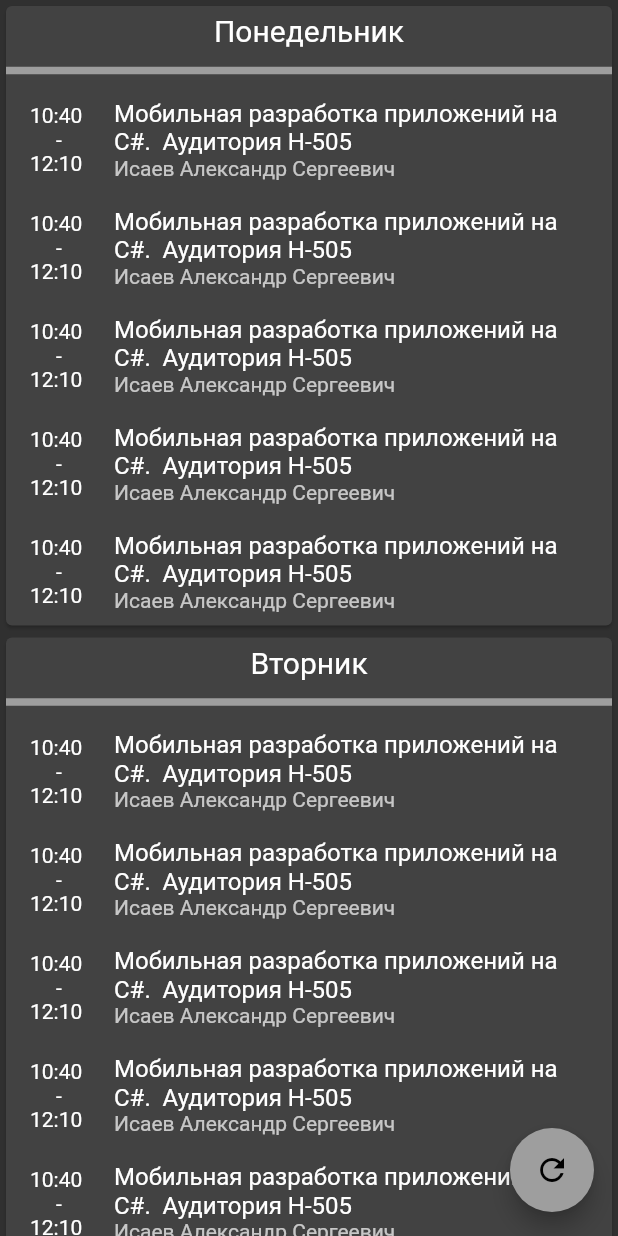
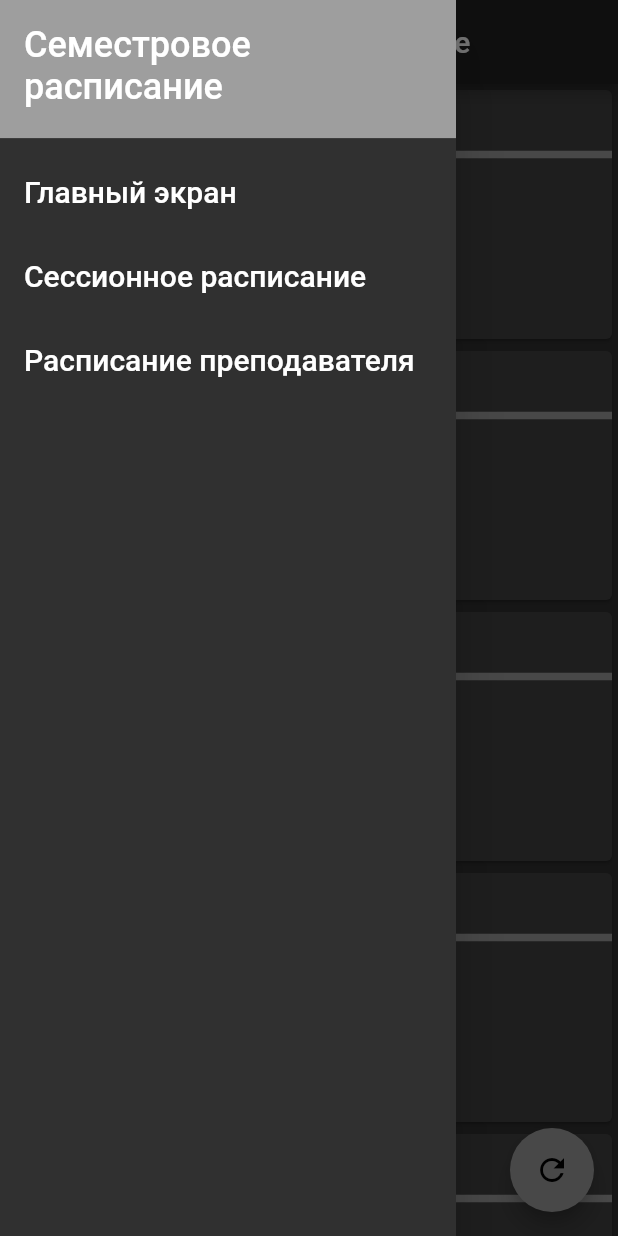
Before and after one commit to Mist0ne/PolytechSchedule, a Flutter app: the SemesterScheduleView screen opened directly, with the side drawer open (before the commit the screen has no drawer), on a phone screen of 412 x 824 dp. Run offline on Flutter 3.47's test engine with Material 2 defaults, Android fonts, the phone set to English and light mode, and no system bars; our stand-ins replace sqflite; accounts and stored records are empty.

```diff
--- /dev/null
+++ b/lib/CustomDrawer.dart
@@ -0,0 +1,56 @@
+import 'package:flutter/material.dart';
+import 'package:polytechschedule/MainWindow.dart';
+import 'package:polytechschedule/semester_schedule/SemesterSchedule.dart';
+import 'session_schedule/SessionSchedule.dart';
+import 'lecturer_schedule/LecturerSchedule.dart';
+
+
+class CustomDrawer extends StatelessWidget{
+  var _title;
+  Map<String, dynamic> _buttons = {
+    'Главный экран': MainWindow(),
+    'Семестровое расписание': SemesterScheduleView(),
+    'Сессионное расписание': SessionSchedule(),
+    'Расписание преподавателя': LecturerSchedule()
+  };
+
+  CustomDrawer(String title){
+    _buttons.remove(title);
+    _title = title;
+  }
+
+  Widget _buildButtonsList(context) {
+    return Column(
+      children: _buttons.entries.map((entry) {
+        return ListTile(
+          title: Text(entry.key, style: TextStyle(fontSize: 20.0)),
+          onTap: () {
+            Navigator.of(context).pushReplacement(MaterialPageRoute(builder: (BuildContext context) => entry.value));
+          },
+        );
+      }).toList(),
+    );
+  }
+
+  @override
+  Widget build(BuildContext context) {
+    return Drawer(
+      child: ListView(
+        children: <Widget>[
+          Container(
+            height: 100.0,
+            child: DrawerHeader(
+              child: Text(_title, style: TextStyle(fontSize: 24.0)),
+              decoration: BoxDecoration(
+                color: Colors.grey,
+              ),
+            ),
+          ),
+
+          _buildButtonsList(context)
+        ],
+      ),
+    );
+  }
+
+}
--- a/lib/LecturesInOneDay.dart
+++ /dev/null
@@ -1,43 +0,0 @@
-import 'package:flutter/material.dart';
-
-class LecturesInOneDay extends StatelessWidget{
-  List<Map<String,dynamic>> _data;
-  LecturesInOneDay(List<Map<String,dynamic>> data){
-    _data = data;
-  }
-
-  List<Widget> _buildLecturesList(){
-    return _data.map((Map<String,dynamic> lecture) => InkWell(
-      splashColor: Colors.black54.withAlpha(30),
-      onTap: () {
-        print(lecture['teacher']);
-      },
-      child: ListTile(
-        leading: Text(lecture['time']),
-        title: Text(lecture['subject']),
-        subtitle: Text(lecture['teacher']),
-      )
-    )).toList();
-
-//    return _data.asMap().entries.map((entry) => InkWell(
-//        splashColor: Colors.black54.withAlpha(30),
-//        onTap: () {
-//          print(entry.key);
-//        },
-//        child: ListTile(
-//          leading: Text(entry.value['time']),
-//          title: Text(entry.value['subject']),
-//          subtitle: Text(entry.value['teacher']),
-//        )
-//    )).toList();
-  }
-
-  @override
-  Widget build(BuildContext context) {
-    return Container(
-      child: Column(
-        children: _buildLecturesList(),
-      ),
-    );
-  }
-}
--- a/lib/SemesterSchedule.dart
+++ /dev/null
@@ -1,36 +0,0 @@
-import 'package:flutter/material.dart';
-import 'package:polytechschedule/SemesterWeekSchedule.dart';
-
-class SemesterSchedule extends StatelessWidget{
-  @override
-  Widget build(BuildContext context) {
-    return Scaffold(
-      appBar:
-          AppBar(
-            title: Text('Semester schedule'),
-          ),
-      body: SemesterScheduleView()
-    );
-  }
-}
-
-
-class SemesterScheduleView extends StatefulWidget{
-  @override
-  _SemesterScheduleViewState createState() => _SemesterScheduleViewState();
-}
-
-
-class _SemesterScheduleViewState extends State<SemesterScheduleView>{
-  @override
-  Widget build(BuildContext context) {
-    return Scaffold(
-      body:
-        SemesterWeekSchedule(),
-      floatingActionButton: FloatingActionButton(
-        child: Icon(Icons.refresh),
-        onPressed: () => print('Test update data'),
-      ),
-    );
-  }
-}
--- a/lib/SemesterWeekSchedule.dart
+++ /dev/null
@@ -1,24 +0,0 @@
-import 'package:flutter/material.dart';
-import 'package:polytechschedule/DayCard.dart';
-
-class SemesterWeekSchedule extends StatelessWidget{
-  @override
-  Widget build(BuildContext context) {
-    return Scaffold(
-      body:
-      ListView(
-        children: <Widget>[
-          DayCard('Понедельник'),
-          DayCard('Вторник'),
-          DayCard('Среда'),
-          DayCard('Четверг'),
-          DayCard('Пятница'),
-          DayCard('Суббота'),
-          SizedBox(
-            height: 80.0,
-          ),
-        ],
-      ),
-    );
-  }
-}
--- /dev/null
+++ b/lib/lecturer_schedule/LecturerSchedule.dart
@@ -0,0 +1,25 @@
+import 'package:flutter/material.dart';
+import 'package:polytechschedule/CustomDrawer.dart';
+
+class LecturerSchedule extends StatelessWidget{
+  @override
+  Widget build(BuildContext context) {
+    return Scaffold(
+        appBar:
+        AppBar(
+          title: Text('Расписание преподавателя'),
+        ),
+
+        body: Center(
+          child: Text('В разработке..'),
+        ),
+
+        floatingActionButton: FloatingActionButton(
+          child: Icon(Icons.refresh),
+          onPressed: () => print('Test update data'),
+        ),
+
+        drawer: CustomDrawer('Расписание преподавателя')
+    );
+  }
+}
--- a/lib/DayCard.dart
+++ b/lib/semester_schedule/DayCard.dart
@@ -1,22 +1,16 @@
 import 'package:flutter/material.dart';
-import 'package:polytechschedule/LecturesInOneDay.dart';
+import 'package:polytechschedule/semester_schedule/LecturesInOneDay.dart';
+import 'package:polytechschedule/work_with_data/LectureClass.dart';
 
 class DayCard extends StatelessWidget{
   var _day;
-  List<Map<String,dynamic>> _test = new List<Map<String,dynamic>>();
-  DayCard(String day){
+  List<LectureClass> _data = new List<LectureClass>();
+
+  DayCard(day, data){
     _day = day;
-    for (int i = 0; i < 5; i++)
-      {
-        _test.add(
-            {
-              "time": "10:40\n     -\n12:10",
-              "subject": "Мобильная разработка приложений на C#.  Аудитория Н-505",
-              "teacher": "Исаев Александр Сергеевич",
-            }
-        );
-      }
+    _data = data;
   }
+
 
   @override
   Widget build(BuildContext context) {
@@ -39,7 +33,7 @@ class DayCard extends StatelessWidget{
               thickness: 5,
             ),
 
-            LecturesInOneDay(_test)
+            LecturesInOneDay(_data)
           ],
         ),
       ),
--- /dev/null
+++ b/lib/semester_schedule/LecturesInOneDay.dart
@@ -0,0 +1,73 @@
+import 'package:flutter/material.dart';
+import 'package:polytechschedule/work_with_data/LectureClass.dart';
+
+class LecturesInOneDay extends StatelessWidget{
+  List<Map<String, String>> _data = new List();
+
+  LecturesInOneDay(List<LectureClass> data){
+    for(var item in data){
+      var leading = '';
+      var title = '';
+      var subtitle = '';
+
+      var time = item.time.split('-');
+      if(time.length == 2){
+        leading += time[0] + '\n     -\n' + time[1];
+      }
+      else
+        leading += ' ';
+
+      if(item.auditories.contains('Обучение в LMS'))
+        title += 'Обучение в LMS' + '\n';
+      else
+        title += item.auditories + '\n';
+      title += item.subject + '\n';
+      title += item.type;
+
+      subtitle += item.teacher + '\n';
+      subtitle += item.dates + '\n';
+
+
+      _data.add({
+        'subtitle': subtitle,
+        'leading': leading,
+        'title': title
+      });
+    }
+  }
+
+  List<Widget> _buildLecturesList(){
+    return _data.map((Map<String, String> lecture) => InkWell(
+      splashColor: Colors.black54.withAlpha(30),
+      onTap: () {
+
+      },
+      child: ListTile(
+        leading: Text(lecture['leading']),
+        title: Text(lecture['title']),
+        subtitle: Text(lecture['subtitle']),
+      )
+    )).toList();
+
+//    return _data.asMap().entries.map((entry) => InkWell(
+//        splashColor: Colors.black54.withAlpha(30),
+//        onTap: () {
+//          print(entry.key);
+//        },
+//        child: ListTile(
+//          leading: Text(entry.value['time']),
+//          title: Text(entry.value['subject']),
+//          subtitle: Text(entry.value['teacher']),
+//        )
+//    )).toList();
+  }
+
+  @override
+  Widget build(BuildContext context) {
+    return Container(
+      child: Column(
+        children: _buildLecturesList(),
+      ),
+    );
+  }
+}
--- /dev/null
+++ b/lib/semester_schedule/SemesterSchedule.dart
@@ -0,0 +1,85 @@
+import 'package:flutter/material.dart';
+import 'package:polytechschedule/work_with_data/LectureClass.dart';
+import 'package:polytechschedule/work_with_data/WorkWithSQL.dart';
+import 'package:sqflite/sqflite.dart';
+import 'DayCard.dart';
+import '../CustomDrawer.dart';
+import 'package:polytechschedule/work_with_data/SemesterData.dart';
+
+
+class SemesterScheduleView extends StatefulWidget{
+  @override
+  _SemesterScheduleViewState createState() => _SemesterScheduleViewState();
+}
+
+
+class _SemesterScheduleViewState extends State<SemesterScheduleView>{
+  Map<String, List<LectureClass>> _data = {
+    'Понедельник': [new LectureClass.empty()],
+    'Вторник': [new LectureClass.empty()],
+    'Среда': [new LectureClass.empty()],
+    'Четверг': [new LectureClass.empty()],
+    'Пятница': [new LectureClass.empty()],
+    'Суббота': [new LectureClass.empty()]
+  };
+
+  _loadData() async{
+    final group = await WorkWithSQL.GetFirstGroup();
+    var data = await SemesterData.getDataFromServer(group);
+
+    await WorkWithSQL.DeleteAllSchedule();
+    final database = await openDatabase('schedule.db');
+    await database.transaction((txn) async{
+      data.forEach((k, v) async{
+        for (var i = 0; i < v.length; i++){
+          LectureClass lec = new LectureClass(v[i].subject, v[i].teacher, v[i].dates, v[i].auditories, v[i].type, v[i].time);
+          await WorkWithSQL.AddNewSchedule(txn, group, k, lec);
+        }
+      });
+    });
+
+    setState(() {
+      _data = data;
+    });
+  }
+
+  @override
+  void initState(){
+    super.initState();
+    WorkWithSQL.GetAllGroups();
+    _loadData();
+  }
+
+  @override
+  Widget build(BuildContext context) {
+    return Scaffold(
+        appBar:
+        AppBar(
+          title: Text('Семестровое расписание'),
+        ),
+
+        body: ListView(
+          children: <Widget>[
+            DayCard('Понедельник', _data['Понедельник']),
+            DayCard('Вторник', _data['Вторник']),
+            DayCard('Среда', _data['Среда']),
+            DayCard('Четверг', _data['Четверг']),
+            DayCard('Пятница', _data['Пятница']),
+            DayCard('Суббота', _data['Суббота']),
+            SizedBox(
+              height: 80.0,
+            ),
+          ],
+        ),
+
+        floatingActionButton: FloatingActionButton(
+          child: Icon(Icons.refresh),
+          onPressed: () {
+            _loadData();
+          },
+        ),
+
+        drawer: CustomDrawer('Семестровое расписание')
+    );
+  }
+}
--- /dev/null
+++ b/lib/work_with_data/LectureClass.dart
@@ -0,0 +1,25 @@
+class LectureClass{
+  String subject;
+  String teacher;
+  String dates;
+  String auditories;
+  String type;
+  String time;
+
+  LectureClass(this.subject, this.teacher, this.dates, this.auditories, this.type, this.time);
+
+  LectureClass.empty(){
+    this.subject = '';
+    this.teacher = '';
+    this.dates = '';
+    this.auditories = '';
+    this.type = '';
+    this.time = '';
+  }
+
+
+  Map<String, String> ToMap(){
+    return {"time": this.time, "auditories": this.auditories, "subject": this.subject,
+    "type": this.type, "teacher": this.teacher, "dates": this.dates};
+  }
+}
```
Also changed, not shown: lib/MainWindow.dart (+63 -12 lines), lib/main.dart (+1 -7 lines), lib/session_schedule/SessionSchedule.dart (added, +25 -0 lines), lib/work_with_data/SemesterData.dart (added, +51 -0 lines), lib/work_with_data/WorkWithSQL.dart (added, +93 -0 lines), pubspec.yaml (+12 -0 lines), assets/icons/polytech_icon.png (added), pubspec.lock, 16 other files.
